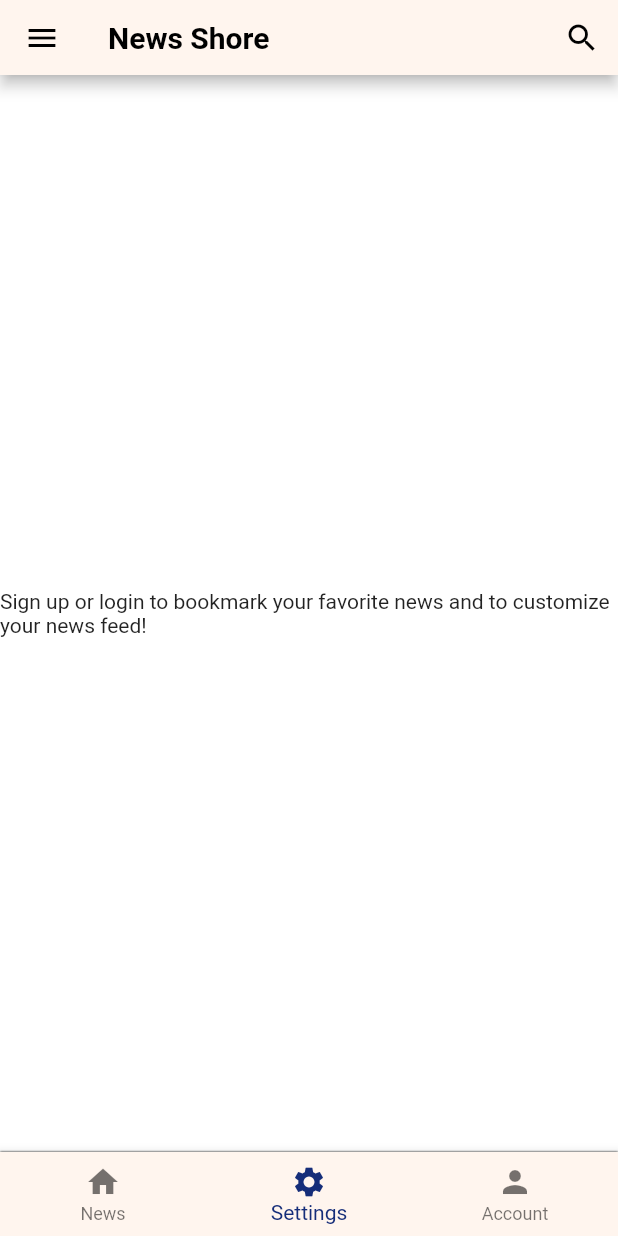
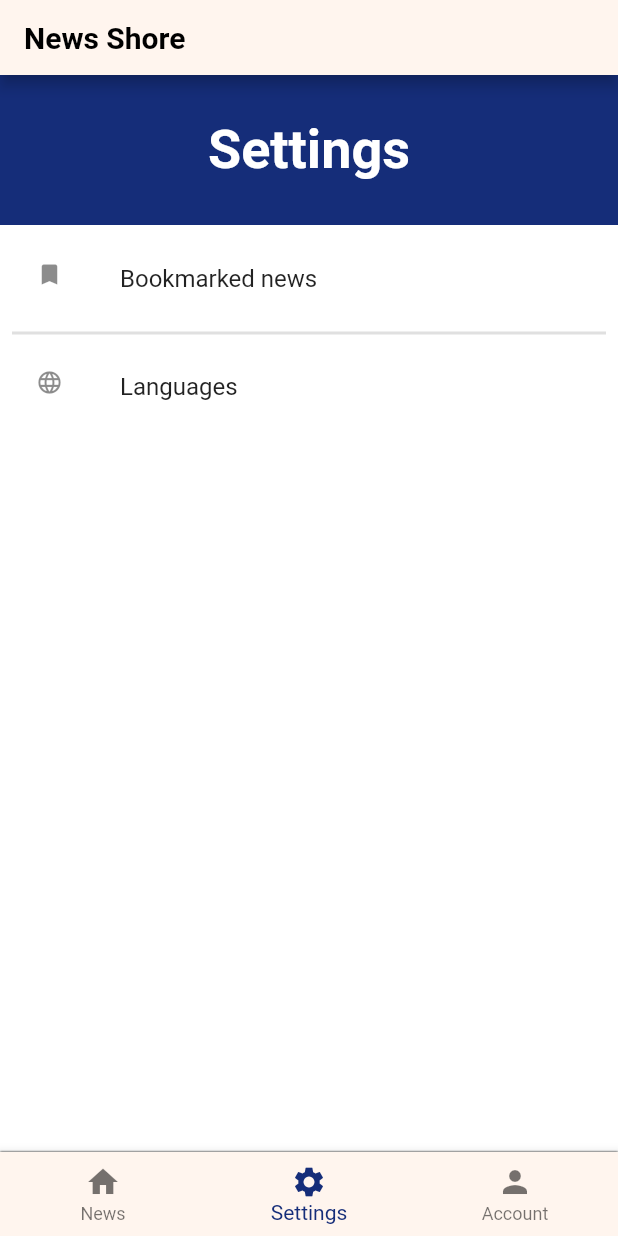
Before and after one commit to FelipeGirardi/News-Shore, a Flutter app: the screen it shows after launch, item 2 of the bottom bar chosen, on a phone screen of 412 x 824 dp. Run offline on Flutter 3.47's test engine with Material 2 defaults, Android fonts, the phone set to English and light mode, and no system bars; our stand-ins replace auto_size_text; network calls fail; Roboto replaces fonts that are missing (Objectivity).

Commit message:
Create settings screen stub

```diff
--- a/lib/main.dart
+++ b/lib/main.dart
@@ -1,8 +1,6 @@
 import 'package:flutter/material.dart';
 import 'package:flutter/services.dart';
 import 'package:provider/provider.dart';
-import 'package:firebase_core/firebase_core.dart';
-import 'package:firebase_auth/firebase_auth.dart';
 
 import '/providers/news_provider.dart';
 import '/screens/screen_navigator.dart';
--- a/lib/screens/auth_screen.dart
+++ b/lib/screens/auth_screen.dart
@@ -7,8 +7,8 @@
 
   @override
   Widget build(BuildContext context) {
-    final deviceSize = MediaQuery.of(context).size;
-    return Column(
+    return Scaffold(
+      body: Column(
           mainAxisAlignment: MainAxisAlignment.center,
           crossAxisAlignment: CrossAxisAlignment.center,
           children: <Widget>[
@@ -30,15 +30,16 @@
                     stops: [0, 1],
                   ),
                 )),
-              Column(
-                children: [
-                  Center(child: AuthForm()),
-                  const Spacer(),
-                ],
-              ),
+                // Column(
+                //   children: [
+                //     Center(child: AuthForm()),
+                //     const Spacer(),
+                //   ],
+                // ),
               ]),
             )
-        ]);
+          ]),
+    );
   }
 }
 
--- a/lib/screens/screen_navigator.dart
+++ b/lib/screens/screen_navigator.dart
@@ -5,7 +5,8 @@
 import '/widgets/custom_app_bar.dart';
 import '/widgets/app_drawer.dart';
 import '/providers/news_provider.dart';
-import 'package:newsshore/screens/auth_screen.dart';
+import '/screens/settings_screen.dart';
+import '/screens/auth_screen.dart';
 
 class ScreenNavigator extends StatefulWidget {
   const ScreenNavigator({Key? key}) : super(key: key);
@@ -18,9 +19,7 @@
   int _selectedOption = 0;
   static const List<Widget> _bottomNavBarOptions = <Widget>[
     MockMainFeedScreen(),
-    Text(
-      'Sign up or login to bookmark your favorite news and to customize your news feed!',
-    ),
+    SettingsScreen(),
     AuthScreen()
   ];
 
@@ -70,9 +69,9 @@
     return Scaffold(
       appBar: CustomAppBar(
         title: 'News Shore',
-        showSearchIcon: true,
+        showSearchIcon: _selectedOption == 0 ? true : false,
       ),
-      drawer: const AppDrawer(),
+      drawer: _selectedOption == 0 ? const AppDrawer() : null,
       onDrawerChanged: (isOpen) {
         if (!isOpen) {
           Provider.of<NewsProvider>(context, listen: false)
--- /dev/null
+++ b/lib/screens/settings_screen.dart
@@ -0,0 +1,51 @@
+import 'package:flutter/material.dart';
+
+class SettingsScreen extends StatelessWidget {
+  const SettingsScreen({Key? key}) : super(key: key);
+
+  @override
+  Widget build(BuildContext context) {
+    final deviceSize = MediaQuery.of(context).size;
+    return Column(
+      children: [
+        Container(
+          width: deviceSize.width,
+          height: 100,
+          alignment: Alignment.center,
+          color: Theme.of(context).colorScheme.primary,
+          child: Text(
+            'Settings',
+            style: TextStyle(
+                fontWeight: FontWeight.bold,
+                fontSize: 36,
+                color: Theme.of(context).colorScheme.background),
+            textAlign: TextAlign.center,
+          ),
+        ),
+        Padding(
+          padding: const EdgeInsets.all(8),
+          child: ListView(
+            shrinkWrap: true,
+            children: const [
+              ListTile(
+                  leading: Icon(
+                    Icons.bookmark,
+                    size: 18,
+                  ),
+                  title: Text('Bookmarked news')),
+              Divider(
+                thickness: 2,
+              ),
+              ListTile(
+                  leading: Icon(
+                    Icons.language,
+                    size: 18,
+                  ),
+                  title: Text('Languages')),
+            ],
+          ),
+        )
+      ],
+    );
+  }
+}
--- a/pubspec.yaml
+++ b/pubspec.yaml
@@ -40,9 +40,7 @@
   shared_preferences: ^2.0.11
   auto_size_text: ^3.0.0
   intl: ^0.17.0
-  cloud_firestore: ^3.1.6
   firebase_auth: ^3.3.5
-  firebase_core: ^1.11.0
 
 dev_dependencies:
   flutter_test:
```
Also changed, not shown: pubspec.lock, 1 other file. Lines whose indentation alone changed are shown as unchanged.
